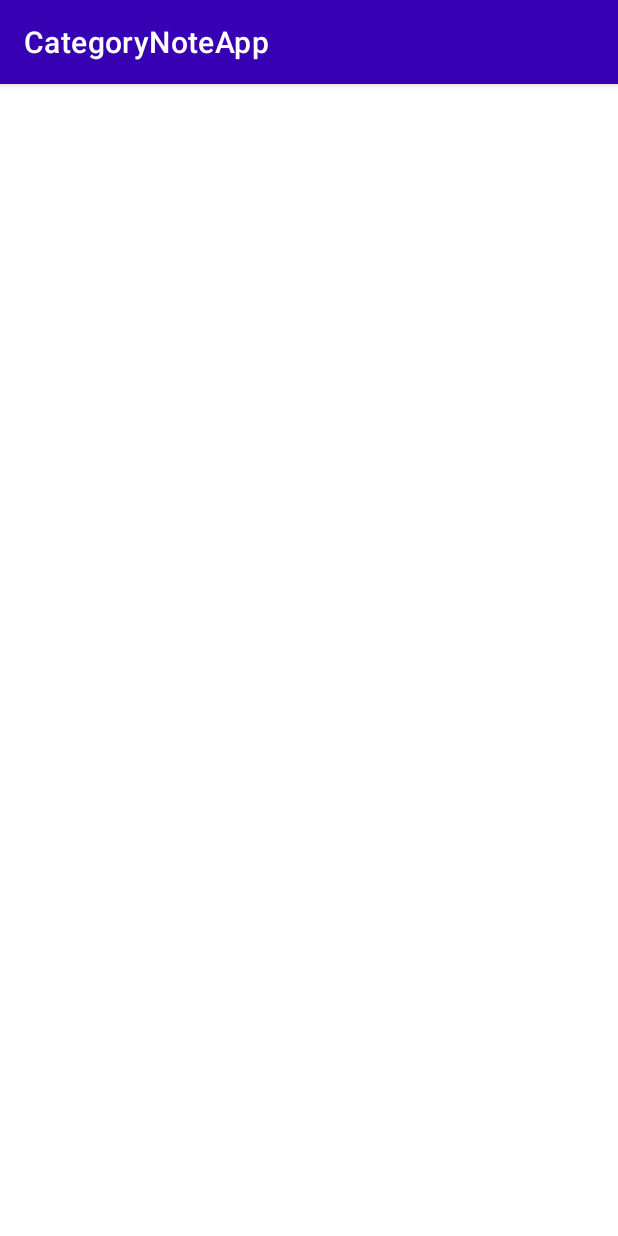
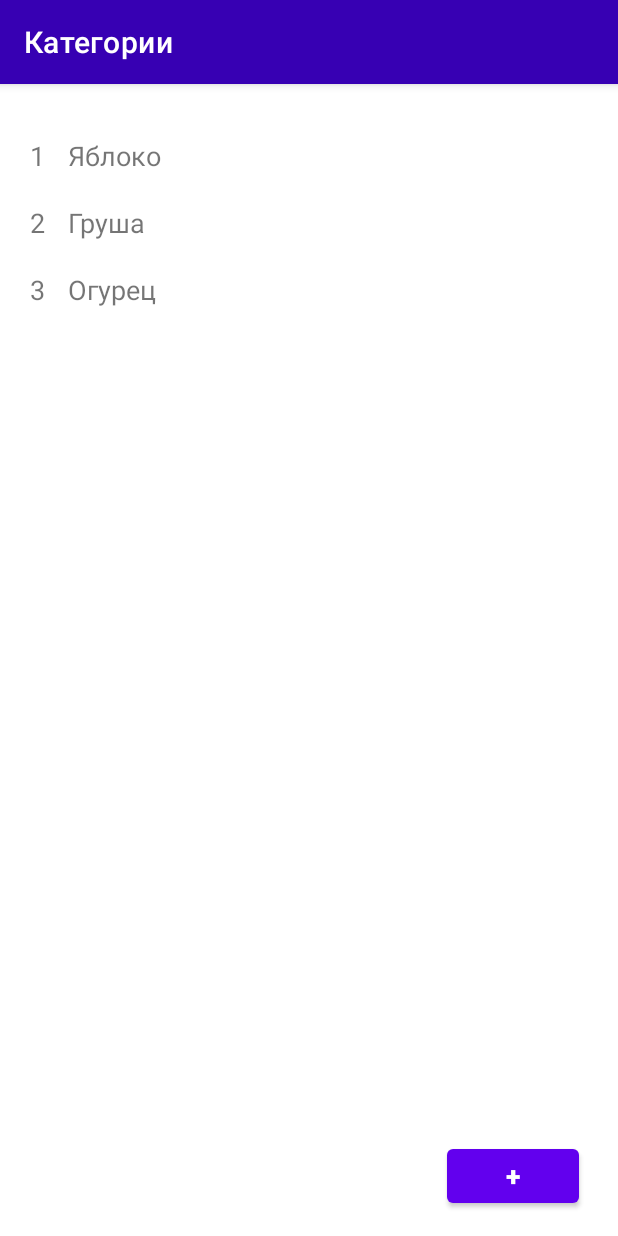
Before and after one commit to polinas888/CategoryNoteApp, an Android app: the screen it shows after launch (MainActivity), on a phone screen of 412 x 824 dp. Run offline under Robolectric (Android 15) with nearby library versions, the phone set to English and light mode, and no system bars; our stand-ins replace data binding.

Commit message:
category screen, create test list of category

```diff
--- a/app/build.gradle
+++ b/app/build.gradle
@@ -14,6 +14,11 @@ android {
         versionName "1.0"
 
         testInstrumentationRunner "androidx.test.runner.AndroidJUnitRunner"
+    }
+
+    buildFeatures {
+        viewBinding true
+        dataBinding true
     }
 
     buildTypes {
@@ -40,4 +45,17 @@ dependencies {
     testImplementation 'junit:junit:4.13.2'
     androidTestImplementation 'androidx.test.ext:junit:1.1.3'
     androidTestImplementation 'androidx.test.espresso:espresso-core:3.4.0'
+
+    implementation "androidx.activity:activity-ktx:1.5.0"
+    implementation "androidx.fragment:fragment-ktx:1.5.0"
+
+    // Coroutines
+    implementation "org.jetbrains.kotlinx:kotlinx-coroutines-core:1.5.2"
+    implementation "org.jetbrains.kotlinx:kotlinx-coroutines-android:1.5.2"
+
+    // Lifecycle ktx
+    implementation "androidx.lifecycle:lifecycle-runtime-ktx:2.5.0"
+    implementation "androidx.lifecycle:lifecycle-viewmodel-ktx:2.5.0"
+    implementation "androidx.lifecycle:lifecycle-livedata-ktx:2.5.0"
+    implementation "androidx.lifecycle:lifecycle-extensions:2.2.0"
 }
--- a/app/src/main/java/com/example/categorynoteapp/MainActivity.kt
+++ b/app/src/main/java/com/example/categorynoteapp/MainActivity.kt
@@ -3,6 +3,7 @@ package com.example.categorynoteapp
 import androidx.appcompat.app.AppCompatActivity
 import android.os.Bundle
 import androidx.appcompat.widget.Toolbar
+import com.example.categorynoteapp.ui.category.CategoryFragment
 
 class MainActivity : AppCompatActivity() {
     override fun onCreate(savedInstanceState: Bundle?) {
@@ -11,5 +12,10 @@ class MainActivity : AppCompatActivity() {
 
         val toolbar = findViewById<Toolbar>(R.id.toolbar)
         setSupportActionBar(toolbar)
+
+        if (savedInstanceState == null) {
+            supportFragmentManager.beginTransaction()
+                .add(R.id.container, CategoryFragment()).commit()
+        }
     }
 }
--- /dev/null
+++ b/app/src/main/java/com/example/categorynoteapp/ui/category/CategoryAdapter.kt
@@ -0,0 +1,49 @@
+package com.example.categorynoteapp.ui.category
+
+import android.view.LayoutInflater
+import android.view.ViewGroup
+import androidx.recyclerview.widget.RecyclerView
+import com.example.categorynoteapp.databinding.ItemCategoryBinding
+import com.example.categorynoteapp.model.Category
+
+class CategoryAdapter(
+    private val onItemClick: (Category) -> Unit
+) : RecyclerView.Adapter<CategoryAdapter.ViewHolder>() {
+    private val listCategories: MutableList<Category> = mutableListOf()
+
+    override fun onCreateViewHolder(viewGroup: ViewGroup, viewType: Int): ViewHolder {
+        val binding =
+            ItemCategoryBinding.inflate(LayoutInflater.from(viewGroup.context), viewGroup, false)
+        return ViewHolder(binding, onItemClick)
+    }
+
+    fun setData(listCategory: List<Category>) {
+        listCategories.clear()
+        listCategories.addAll(listCategory)
+        notifyDataSetChanged()
+    }
+
+    override fun onBindViewHolder(viewHolder: ViewHolder, position: Int) {
+        getCategory(position).also {
+            viewHolder.bind(it)
+        }
+
+        viewHolder.itemView.setOnClickListener { onItemClick(listCategories[position]) }
+    }
+
+    override fun getItemCount() = listCategories.size
+
+    private fun getCategory(position: Int): Category {
+        return listCategories[position]
+    }
+
+    inner class ViewHolder(
+        private val binding: ItemCategoryBinding,
+        val onClick: (Category) -> Unit
+    ) : RecyclerView.ViewHolder(binding.root) {
+
+        fun bind(category: Category) {
+            binding.category = category
+        }
+    }
+}
--- /dev/null
+++ b/app/src/main/java/com/example/categorynoteapp/ui/category/CategoryFragment.kt
@@ -0,0 +1,48 @@
+package com.example.categorynoteapp.ui.category
+
+import android.os.Bundle
+import android.view.LayoutInflater
+import android.view.View
+import android.view.ViewGroup
+import androidx.fragment.app.Fragment
+import androidx.fragment.app.viewModels
+import androidx.recyclerview.widget.LinearLayoutManager
+import com.example.categorynoteapp.MainActivity
+import com.example.categorynoteapp.R
+import com.example.categorynoteapp.databinding.FragmentCategoryBinding
+import com.example.categorynoteapp.model.Category
+
+class CategoryFragment : Fragment() {
+    private lateinit var binding: FragmentCategoryBinding
+    private lateinit var categoryAdapter: CategoryAdapter
+    private val locationViewModel by viewModels<CategoryViewModel>()
+
+    override fun onCreateView(inflater: LayoutInflater, container: ViewGroup?, savedInstanceState: Bundle?): View? {
+        binding = FragmentCategoryBinding.inflate(layoutInflater)
+        return binding.root
+    }
+
+    override fun onViewCreated(view: View, savedInstanceState: Bundle?) {
+        super.onViewCreated(view, savedInstanceState)
+        (activity as MainActivity).supportActionBar?.title = getString(R.string.toolbar_title_category)
+
+        binding.apply {
+            categoryAdapter = CategoryAdapter { category -> adapterOnClick(category) }
+            categoryRecyclerView.adapter = categoryAdapter
+            categoryRecyclerView.layoutManager = LinearLayoutManager(requireContext())
+        }
+        postCategoryListOrEmpty()
+    }
+
+    private fun postCategoryListOrEmpty() {
+        val listLocations = locationViewModel.listLocations
+        if (listLocations.isEmpty()) {
+            binding.emptyListText.visibility = View.VISIBLE
+        } else {
+            categoryAdapter.setData(locationViewModel.listLocations)
+        }
+    }
+
+    private fun adapterOnClick(category: Category) {
+    }
+}
--- /dev/null
+++ b/app/src/main/java/com/example/categorynoteapp/ui/category/CategoryViewModel.kt
@@ -0,0 +1,10 @@
+package com.example.categorynoteapp.ui.category
+
+import androidx.lifecycle.ViewModel
+import com.example.categorynoteapp.model.Category
+
+class CategoryViewModel : ViewModel() {
+    val listLocations = listOf(Category("1", "Яблоко"), Category("2", "Груша"),
+        Category("3", "Огурец")
+    )
+}
--- /dev/null
+++ b/app/src/main/res/layout/fragment_category.xml
@@ -0,0 +1,46 @@
+<?xml version="1.0" encoding="utf-8"?>
+<androidx.constraintlayout.widget.ConstraintLayout xmlns:android="http://schemas.android.com/apk/res/android"
+    xmlns:app="http://schemas.android.com/apk/res-auto"
+    xmlns:tools="http://schemas.android.com/tools"
+    android:layout_width="match_parent"
+    android:layout_height="match_parent"
+    android:orientation="vertical"
+    tools:context=".ui.category.CategoryFragment">
+
+    <androidx.recyclerview.widget.RecyclerView
+        android:id="@+id/category_recycler_view"
+        android:layout_width="match_parent"
+        android:layout_height="wrap_content"
+        android:layout_margin="10dp"
+        app:layout_constraintBottom_toTopOf="@+id/button"
+        app:layout_constraintTop_toTopOf="parent"
+        app:layout_constraintVertical_bias="0.118"
+        tools:layout_editor_absoluteX="-16dp" />
+
+    <TextView
+        android:id="@+id/empty_list_text"
+        android:layout_width="wrap_content"
+        android:layout_height="wrap_content"
+        android:layout_marginBottom="332dp"
+        android:text="@string/list_is_empty"
+        android:textSize="18sp"
+        android:visibility="invisible"
+        app:layout_constraintBottom_toBottomOf="parent"
+        app:layout_constraintEnd_toEndOf="parent"
+        app:layout_constraintHorizontal_bias="0.477"
+        app:layout_constraintStart_toStartOf="parent" />
+
+    <Button
+        android:id="@+id/button"
+        android:layout_width="wrap_content"
+        android:layout_height="wrap_content"
+        android:layout_marginBottom="16dp"
+        android:text="@string/add_button"
+        android:textSize="18sp"
+        android:textStyle="bold"
+        app:layout_constraintBottom_toBottomOf="parent"
+        app:layout_constraintEnd_toEndOf="parent"
+        app:layout_constraintHorizontal_bias="0.919"
+        app:layout_constraintStart_toStartOf="parent" />
+
+</androidx.constraintlayout.widget.ConstraintLayout>
--- /dev/null
+++ b/app/src/main/res/layout/item_category.xml
@@ -0,0 +1,32 @@
+<?xml version="1.0" encoding="utf-8"?>
+<layout xmlns:android="http://schemas.android.com/apk/res/android">
+
+    <data>
+        <variable
+            name="category"
+            type="com.example.categorynoteapp.model.Category" />
+    </data>
+
+    <LinearLayout
+        android:layout_width="match_parent"
+        android:layout_height="wrap_content"
+        android:layout_margin="10dp"
+        android:orientation="horizontal">
+
+        <TextView
+            android:id="@+id/category_id"
+            android:text="@{category.id}"
+            android:textSize="18sp"
+            android:layout_marginEnd="15dp"
+            android:layout_width="wrap_content"
+            android:layout_height="wrap_content" />
+
+        <TextView
+            android:id="@+id/category_name"
+            android:text="@{category.name}"
+            android:textSize="18sp"
+            android:layout_width="wrap_content"
+            android:layout_height="wrap_content" />
+
+    </LinearLayout>
+</layout>
--- a/app/src/main/res/values/strings.xml
+++ b/app/src/main/res/values/strings.xml
@@ -1,3 +1,6 @@
 <resources>
     <string name="app_name">CategoryNoteApp</string>
+    <string name="add_button">+</string>
+    <string name="list_is_empty">Список категорий пуст</string>
+    <string name="toolbar_title_category">Категории</string>
 </resources>
```
